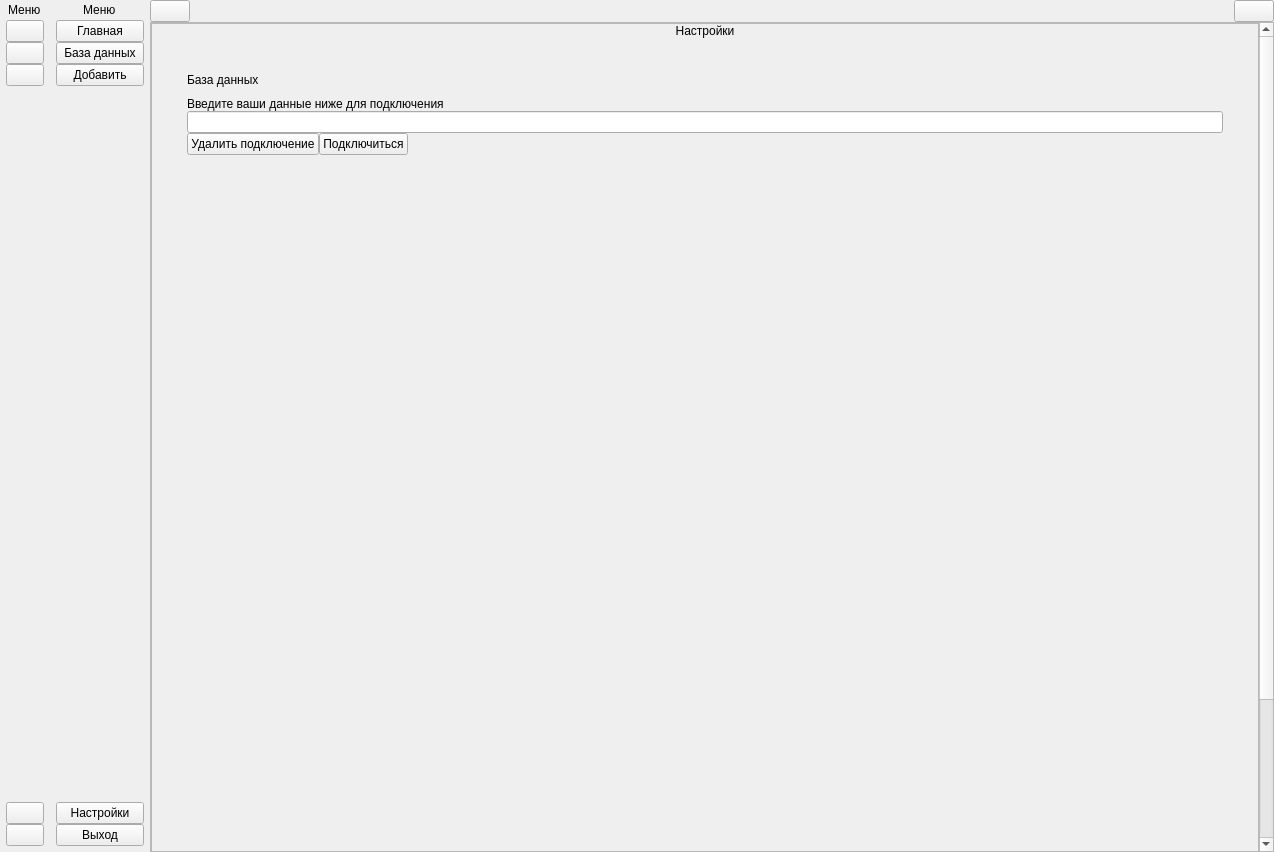
Old version of the form assets/ui/app.ui in the repository Bavalionprolate/face-look.
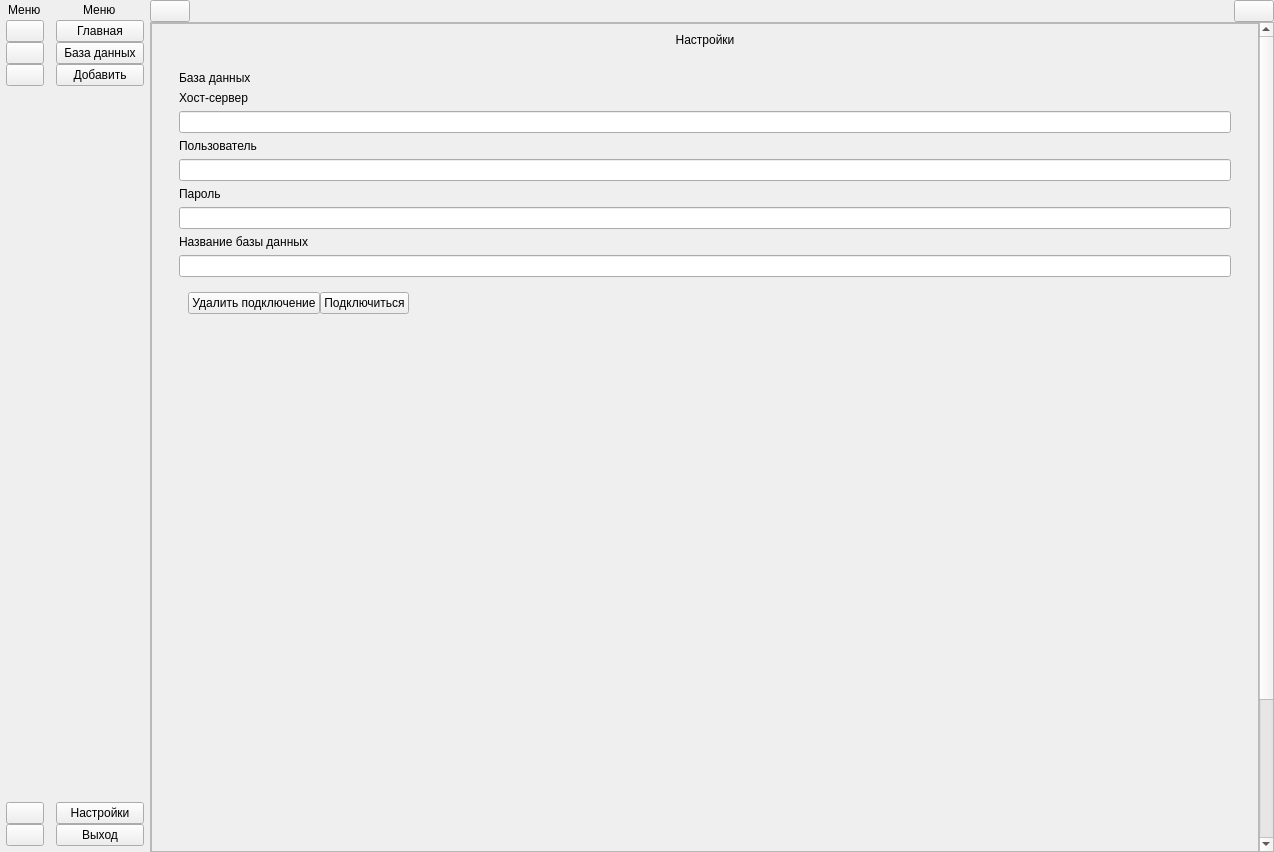
New version of the form. The open tabs and pages were chosen to show the change. Icons and pictures are not drawn.

```diff
--- a/assets/ui/app.ui
+++ b/assets/ui/app.ui
@@ -1290,8 +1290,8 @@
                  <property name="geometry">
                   <rect>
                    <x>0</x>
-                   <y>0</y>
-                   <width>310</width>
+                   <y>-10</y>
+                   <width>1105</width>
                    <height>1000</height>
                   </rect>
                  </property>
@@ -1347,21 +1347,6 @@
                      <item>
                       <widget class="QWidget" name="widget_2" native="true">
                        <layout class="QVBoxLayout" name="verticalLayout_6">
-                        <property name="spacing">
-                         <number>20</number>
-                        </property>
-                        <property name="leftMargin">
-                         <number>20</number>
-                        </property>
-                        <property name="topMargin">
-                         <number>0</number>
-                        </property>
-                        <property name="rightMargin">
-                         <number>20</number>
-                        </property>
-                        <property name="bottomMargin">
-                         <number>0</number>
-                        </property>
                         <item>
                          <widget class="QLabel" name="label_6">
                           <property name="maximumSize">
@@ -1380,22 +1365,10 @@
                         </item>
                         <item>
                          <widget class="QWidget" name="verticalLayout_13" native="true">
-                          <layout class="QVBoxLayout" name="verticalLayout_11">
-                           <property name="spacing">
-                            <number>10</number>
-                           </property>
-                           <property name="leftMargin">
-                            <number>15</number>
-                           </property>
-                           <property name="topMargin">
-                            <number>15</number>
-                           </property>
-                           <property name="rightMargin">
-                            <number>15</number>
-                           </property>
-                           <property name="bottomMargin">
-                            <number>15</number>
-                           </property>
+                          <layout class="QVBoxLayout" name="verticalLayout_43">
+                           <item>
+                            <widget class="QWidget" name="widget_15" native="true">
+                             <layout class="QVBoxLayout" name="verticalLayout_42">
                            <item>
                             <widget class="QLabel" name="label_8">
                              <property name="maximumSize">
@@ -1409,40 +1382,65 @@
                              </property>
                             </widget>
                            </item>
+                              <item>
+                               <layout class="QVBoxLayout" name="verticalLayout_11">
+                                <item>
+                                 <widget class="QLabel" name="label_2">
+                                  <property name="text">
+                                   <string>Хост-сервер</string>
+                                  </property>
+                                 </widget>
+                                </item>
+                                <item>
+                                 <widget class="QLineEdit" name="lineEdit_host"/>
+                                </item>
+                               </layout>
+                              </item>
+                              <item>
+                               <layout class="QVBoxLayout" name="verticalLayout_36">
+                                <item>
+                                 <widget class="QLabel" name="label_29">
+                                  <property name="text">
+                                   <string>Пользователь</string>
+                                  </property>
+                                 </widget>
+                                </item>
+                                <item>
+                                 <widget class="QLineEdit" name="lineEdit_user"/>
+                                </item>
+                               </layout>
+                              </item>
+                              <item>
+                               <layout class="QVBoxLayout" name="verticalLayout_37">
+                                <item>
+                                 <widget class="QLabel" name="label_30">
+                                  <property name="text">
+                                   <string>Пароль</string>
+                                  </property>
+                                 </widget>
+                                </item>
+                                <item>
+                                 <widget class="QLineEdit" name="lineEdit_password_2"/>
+                                </item>
+                               </layout>
+                              </item>
+                              <item>
+                               <layout class="QVBoxLayout" name="verticalLayout_41">
+                                <item>
+                                 <widget class="QLabel" name="label_31">
+                                  <property name="text">
+                                   <string>Название базы данных</string>
+                                  </property>
+                                 </widget>
+                                </item>
+                                <item>
+                                 <widget class="QLineEdit" name="lineEdit_name_bd"/>
+                                </item>
+                               </layout>
+                              </item>
                            <item>
                             <widget class="QWidget" name="verticalLayout_8" native="true">
                              <layout class="QVBoxLayout" name="verticalLayout_7">
-                              <property name="spacing">
-                               <number>0</number>
-                              </property>
-                              <property name="leftMargin">
-                               <number>0</number>
-                              </property>
-                              <property name="topMargin">
-                               <number>0</number>
-                              </property>
-                              <property name="rightMargin">
-                               <number>0</number>
-                              </property>
-                              <property name="bottomMargin">
-                               <number>0</number>
-                              </property>
-                              <item>
-                               <widget class="QLabel" name="label_9">
-                                <property name="maximumSize">
-                                 <size>
-                                  <width>16777215</width>
-                                  <height>20</height>
-                                 </size>
-                                </property>
-                                <property name="text">
-                                 <string>Введите ваши данные ниже для подключения</string>
-                                </property>
-                               </widget>
-                              </item>
-                              <item>
-                               <widget class="QLineEdit" name="lineEdit"/>
-                              </item>
                               <item>
                                <widget class="QWidget" name="horizontalLayout_5" native="true">
                                 <property name="styleSheet">
@@ -1520,7 +1518,23 @@
                           <property name="sizeHint" stdset="0">
                            <size>
                             <width>20</width>
-                            <height>833</height>
+                               <height>40</height>
+                              </size>
+                             </property>
+                            </spacer>
+                           </item>
+                          </layout>
+                         </widget>
+                        </item>
+                        <item>
+                         <spacer name="verticalSpacer_7">
+                          <property name="orientation">
+                           <enum>Qt::Vertical</enum>
+                          </property>
+                          <property name="sizeHint" stdset="0">
+                           <size>
+                            <width>20</width>
+                            <height>474</height>
                            </size>
                           </property>
                          </spacer>
```
Left out of the diff: 59 changed lines with no effect on the pictures. Lines whose indentation alone changed are shown as unchanged.
